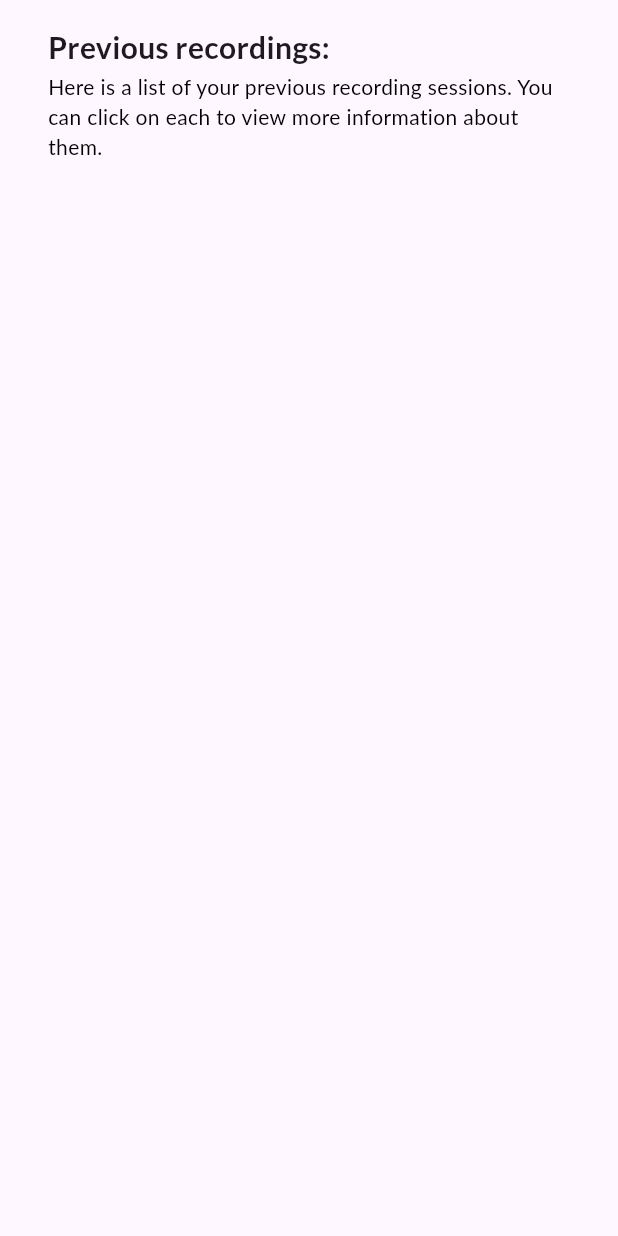
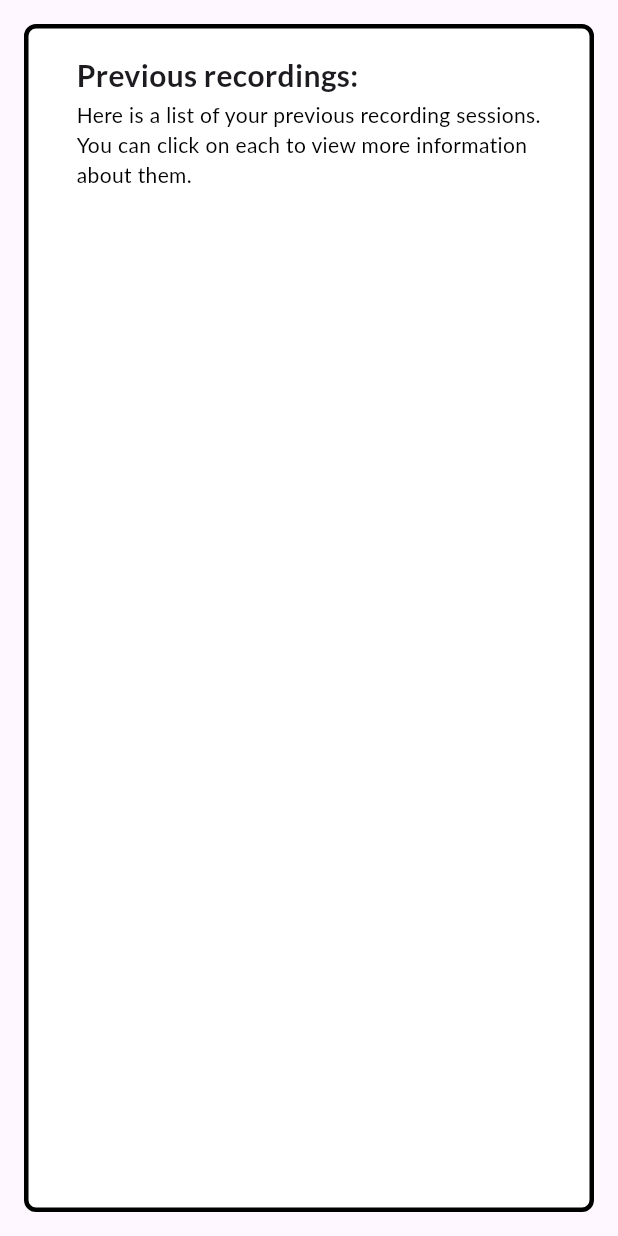
Before and after one commit to kevin200555/autism_ai_test, a Flutter app: the PreviousVideosScreen screen opened directly, on a phone screen of 412 x 824 dp. Run offline on Flutter 3.47's test engine with Material 3 defaults, Android fonts, the phone set to English and light mode, and no system bars; drawn by our look-alikes of auto_size_text; our stand-ins replace camera, firebase_core, firebase_storage, google_fonts, hive, hive_flutter and 1 more; missing offline and left inert: pdfx; accounts and stored records are empty.

Commit message:
fixed the uneven borders and added some boxes to some screens

```diff
--- a/lib/screens/main_menu/previous_videos_screen.dart
+++ b/lib/screens/main_menu/previous_videos_screen.dart
@@ -4,17 +4,32 @@ import 'package:autism_ai_test/widgets/home_screen_widgets.dart/previous_videos_
 import 'package:autism_ai_test/widgets/other/text_types.dart';
 import 'package:flutter/material.dart';
 
+// A screen that displays a list of previous videos recorded by the user
+// Each video entry can be expanded to show more details, such as the score
+// This screen is useful for users to review their past recordings and performance
 class PreviousVideosScreen extends StatelessWidget {
   const PreviousVideosScreen({super.key});
 
   @override
   Widget build(BuildContext context) {
+    // This is the main widget that holds the previous videos screen
+    // It has an app bar, a body with a list of previous videos, and each video
     return Scaffold(
       body: Scrollbar(
+        child: Padding(
+          padding: const EdgeInsets.all(16.0),
+          child: Container(
+            padding: const EdgeInsets.all(16.0),
+            decoration: BoxDecoration(
+              color: ColorTheme.background,
+              border: Border.all(color: ColorTheme.textColor, width: 3),
+              borderRadius: BorderRadius.circular(8),
+            ),
+            // This is the body of the screen
+            // It has a scrollable list of previous videos that the user can view
+            // Each video is represented by a PreviousVideosTile widget
             child: ListView(
-          padding: const EdgeInsets.all(16),
               children: [
-            // Your text at the top
                 SubTitle('Previous recordings:'),
                 BodyText(
                   'Here is a list of your previous recording sessions. '
@@ -22,10 +37,9 @@ class PreviousVideosScreen extends StatelessWidget {
                   color: ColorTheme.textColor,
                 ),
 
-            // Now your list of tiles
                 ...UserClass.videoList.map(
                   (video) => Padding(
-                padding: EdgeInsets.fromLTRB(16,4,16,4),
+                    padding: const EdgeInsets.symmetric(vertical: 4),
                     child: PreviousVideosTile(
                       date: video.date,
                       time: video.time,
@@ -36,6 +50,8 @@ class PreviousVideosScreen extends StatelessWidget {
               ],
             ),
           ),
+        ),
+      ),
     );
   }
-}
+} // EOF previous_videos_screen.dart
--- a/lib/widgets/home_screen_widgets.dart/form_tile.dart
+++ b/lib/widgets/home_screen_widgets.dart/form_tile.dart
@@ -40,7 +40,7 @@ class _FormTileState extends State<FormTile> {
       decoration: BoxDecoration(
         color: Colors.white, // Background color
         border: Border.all(color: ColorTheme.textColor, width: 2), // Border
-        borderRadius: BorderRadius.circular(8), // Rounded corners
+        borderRadius: BorderRadius.circular(10), // Rounded corners
         boxShadow: [
           BoxShadow(color: Colors.black12, blurRadius: 6, offset: Offset(0, 2)),
         ],
--- a/lib/widgets/home_screen_widgets.dart/previous_videos_tile.dart
+++ b/lib/widgets/home_screen_widgets.dart/previous_videos_tile.dart
@@ -29,7 +29,7 @@ class _PreviousVideosTileState extends State<PreviousVideosTile> {
       decoration: BoxDecoration(
         color: Colors.white, // Background color
         border: Border.all(color: ColorTheme.textColor, width: 2), // Border
-        borderRadius: BorderRadius.circular(8), // Rounded corners
+        borderRadius: BorderRadius.circular(10), // Rounded corners
         boxShadow: [
           BoxShadow(color: Colors.black12, blurRadius: 6, offset: Offset(0, 2)),
         ],
@@ -39,7 +39,6 @@ class _PreviousVideosTileState extends State<PreviousVideosTile> {
         child: Theme(
           data: Theme.of(context).copyWith(dividerColor: ColorTheme.textColor),
           child: ExpansionTile(
-            //
             title: SubTitle('${widget.date} at ${widget.time}'),
             collapsedTextColor: ColorTheme.textColor,
             textColor: ColorTheme.textColor,
```
Also changed, not shown: lib/screens/main_menu/video_navbar_screen.dart (+25 -4 lines). Lines whose indentation alone changed are shown as unchanged.
